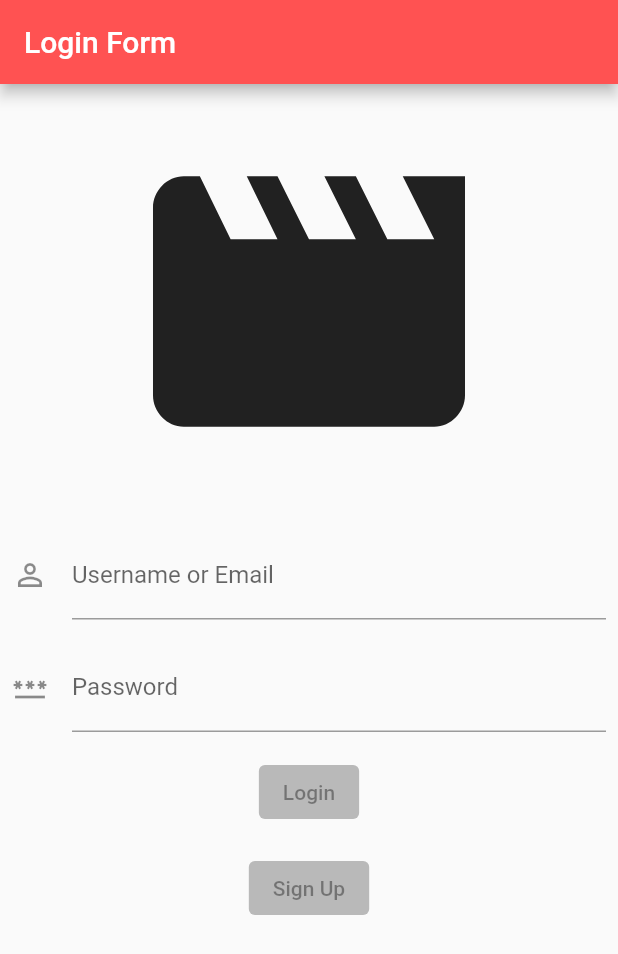
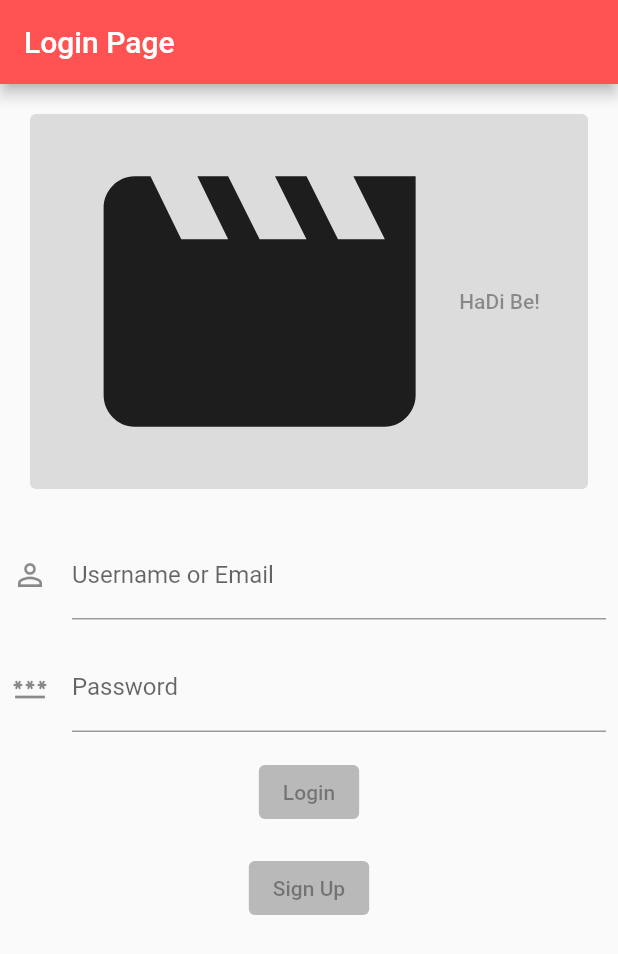
Before and after one commit to HalisCin/HaDi-Be, a Flutter app: the screen it shows after launch, on a phone screen of 412 x 824 dp. Shown: the top 954 px of the screen. Run offline on Flutter 3.47's test engine with Material 2 defaults, Android fonts, the phone set to English and light mode, and no system bars.

Commit message:
first commit

```diff
--- a/lib/login_screen.dart
+++ b/lib/login_screen.dart
@@ -17,15 +17,19 @@ class _LoginScreenState extends State<LoginScreen> {
   Widget build(BuildContext context) {
     return MaterialApp(
       home: Scaffold(
-        appBar: AppBar(title: const Text("Login Form"),backgroundColor: Colors.redAccent,),
+        appBar: AppBar(title: const Text("Login Page"),backgroundColor: Colors.redAccent,),
         body: Container(
           child: ListView(children: <Widget>[
-            const Padding(
-              padding: EdgeInsets.all(20.0),
-              child: Icon(
-                Icons.movie_creation,
-                size: 250,
-                color: Colors.black87,
+            Padding(
+              padding: const EdgeInsets.all(20.0),
+              child: ElevatedButton.icon(
+                onPressed: null,
+                icon: const Icon(
+                  Icons.movie_creation,
+                  size: 250,
+                  color: Colors.black87,
+                ),
+                label: Text("HaDi Be!"),
 
               ),
             ),
```
